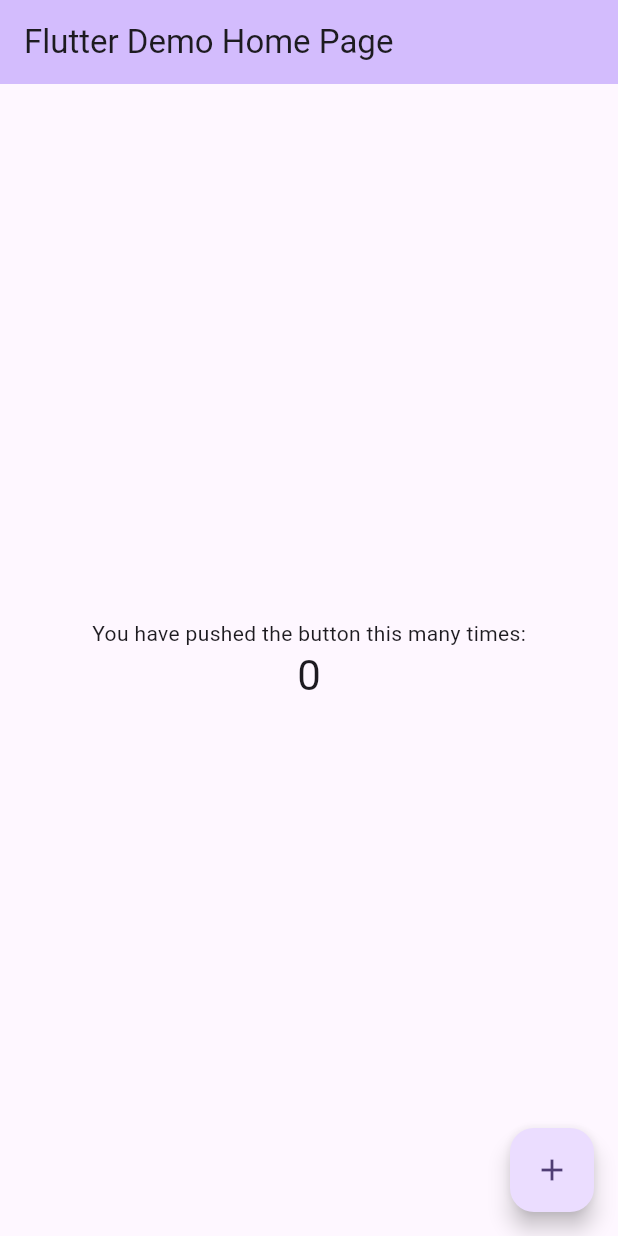
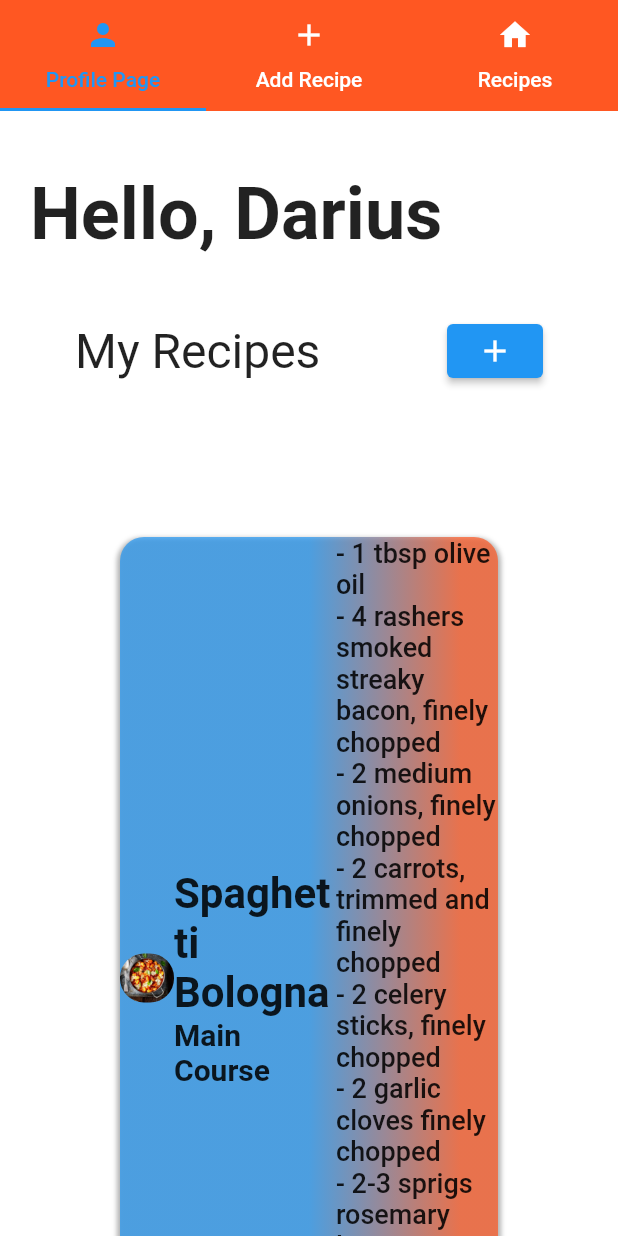
Before and after one commit to JonSnowv2/ChefFriend, a Flutter app: the screen it shows after launch, on a phone screen of 412 x 824 dp. Run offline on Flutter 3.47's test engine with Material 2 defaults, Android fonts, the phone set to English and light mode, and no system bars.

Commit message:
first commits

```diff
--- /dev/null
+++ b/lib/Classes/recipe.dart
@@ -0,0 +1,61 @@
+
+class Recipe {
+  String _title = '';
+  String _description = '';
+  String _instructions = '';
+  List<String> _ingredients = [];
+  String _category = '';
+  String _image = '';
+
+  Recipe({
+    required title,
+    required description,
+    required instructions,
+    required ingredients,
+    required category,
+    required image
+  }):
+      _title = title,
+      _description = description,
+      _instructions = instructions,
+      _ingredients = ingredients,
+      _category = category,
+      _image = image;
+
+
+  String get image => _image;
+
+  set image(String value) {
+    _image = value;
+  }
+
+  String get category => _category;
+
+  set category(String value) {
+    _category = value;
+  }
+
+  List<String> get ingredients => _ingredients;
+
+  set ingredients(List<String> value) {
+    _ingredients = value;
+  }
+
+  String get instructions => _instructions;
+
+  set instructions(String value) {
+    _instructions = value;
+  }
+
+  String get description => _description;
+
+  set description(String value) {
+    _description = value;
+  }
+
+  String get title => _title;
+
+  set title(String value) {
+    _title = value;
+  }
+}
--- /dev/null
+++ b/lib/Classes/user.dart
@@ -0,0 +1,32 @@
+class User{
+  String _username = '';
+  String _password = '';
+  List<int> _recpies = [];
+
+  User({
+    required username,
+    required password,
+    required recipies,
+  }):
+      _username = username,
+      _password = password,
+      _recpies = recipies;
+
+  List<int> get recpies => _recpies;
+
+  set recpies(List<int> value) {
+    _recpies = value;
+  }
+
+  String get password => _password;
+
+  set password(String value) {
+    _password = value;
+  }
+
+  String get username => _username;
+
+  set username(String value) {
+    _username = value;
+  }
+}
--- /dev/null
+++ b/lib/Styles/Shadows.dart
@@ -0,0 +1,9 @@
+import 'package:flutter/cupertino.dart';
+import 'package:flutter/material.dart';
+
+BoxShadow dariusShadow = BoxShadow(
+  color: Colors.black.withOpacity(0.3),
+  blurRadius: 2,
+  spreadRadius: 2,
+  offset: Offset(0, 3),
+);
--- /dev/null
+++ b/lib/Widgets/container_recipe.dart
@@ -0,0 +1,59 @@
+import 'package:flutter/cupertino.dart';
+import 'package:flutter/material.dart';
+import '../Styles/Shadows.dart';
+import '../Classes/recipe.dart';
+
+class ContainerRecipe extends StatelessWidget {
+  final Recipe recipe;
+
+  const ContainerRecipe({super.key, required this.recipe});
+
+  @override
+  Widget build(BuildContext context) {
+    return Padding(
+      padding: EdgeInsets.symmetric(horizontal: 80, vertical: 50),
+      child: Container(
+        decoration: BoxDecoration(
+          borderRadius: BorderRadius.circular(16),
+          color: Colors.blue,
+          gradient: LinearGradient(colors: [Colors.blue.withOpacity(0.7), Colors.deepOrange.withOpacity(0.7)], stops: [0.5, 0.9]),
+          boxShadow: [
+            dariusShadow
+          ]
+        ),
+        child: Row(
+          children: [
+            Expanded(
+              flex: 1,
+              child: ClipRRect(
+                borderRadius: BorderRadius.circular(16),
+                child: Container(
+                    child: Image(image: AssetImage('assets/food.jpg'))
+                ),
+              ),
+            ),
+            Expanded(
+              flex: 3,
+              child: Column(
+                children: [
+                  Text(recipe.title, style: TextStyle(fontWeight: FontWeight.bold, fontSize: 28)),
+                  Text(recipe.category, style: TextStyle(fontWeight: FontWeight.bold, fontSize: 20)),
+                  // Display ingredients as a column
+                ],
+              ),
+            ),
+            Expanded(
+              flex: 3,
+              child: Column(
+                crossAxisAlignment: CrossAxisAlignment.start,
+                children: recipe.ingredients
+                    .map((ingredient) => Text('- $ingredient', style: TextStyle(fontSize: 18, fontWeight: FontWeight.w500),))
+                    .toList(),
+              ),
+            ),
+          ],
+        ),
+      ),
+    );
+  }
+}
--- /dev/null
+++ b/lib/homepage.dart
@@ -0,0 +1,75 @@
+import 'package:flutter/cupertino.dart';
+import 'package:flutter/material.dart';
+import 'Classes/recipe.dart';
+import 'Classes/user.dart';
+import 'profile_page.dart';
+
+class HomePage extends StatelessWidget {
+  const HomePage({super.key});
+
+  @override
+  Widget build(BuildContext context) {
+    User user = User(username: "Darius", password: "Cascador22", recipies: [1, 2]);
+    List<Recipe> recipes = [
+      Recipe(
+        title: "Spaghetti Bologna",
+        description: "This is my new recipe I am very proud",
+        ingredients: ["1 tbsp olive oil", "4 rashers smoked streaky bacon, finely chopped", "2 medium onions, finely chopped", "2 carrots, trimmed and finely chopped", "2 celery sticks, finely chopped", "2 garlic cloves finely chopped", "2-3 sprigs rosemary leaves picked and finely chopped", "500g beef mince"],
+        category: "Main Course",
+        image: "image",
+        instructions: "These are the instructions"
+      ),
+      Recipe(
+          title: "Spaghetti Bologna",
+          description: "This is my new recipe I am very proud",
+          ingredients: ["1 tbsp olive oil", "4 rashers smoked streaky bacon, finely chopped", "2 medium onions, finely chopped", "2 carrots, trimmed and finely chopped", "2 celery sticks, finely chopped", "2 garlic cloves finely chopped", "2-3 sprigs rosemary leaves picked and finely chopped", "500g beef mince"],
+          category: "Main Course",
+          image: "image",
+          instructions: "These are the instructions"
+      )
+    ];
+
+    return DefaultTabController(
+      length: 3,
+      child: Scaffold(
+        appBar: null,
+        body: Column(
+          children: [
+            Container(
+              color: Colors.deepOrange,
+              child: TabBar(
+                labelColor: Colors.blue,
+                unselectedLabelColor: Colors.white,
+                indicatorColor: Colors.blue,
+                tabs: [
+                Tab(icon: Icon(Icons.person), text: "Profile Page",),
+                Tab(icon: Icon(Icons.add), text: "Add Recipe"),
+                Tab(icon: Icon(Icons.home), text: "Recipes"),
+              ],
+              ),
+            ),
+            Expanded(
+              child: TabBarView(
+                  children: [
+                    Container(
+                        child: ProfilePage(user: user, recipes: recipes)
+                    ),
+                    Container(
+                      child: Center(
+                        child: Text("2ND TAB"),
+                      ),
+                    ),
+                    Container(
+                      child: Center(
+                        child: Text("3ST TAB"),
+                      ),
+                    ),
+                  ]
+              ),
+            )
+          ]
+        ),
+      ),
+    );
+  }
+}
--- a/lib/main.dart
+++ b/lib/main.dart
@@ -1,125 +1,17 @@
 import 'package:flutter/material.dart';
 
+import 'homepage.dart';
+
 void main() {
-  runApp(const MyApp());
+  runApp(MyApp());
 }
 
-class MyApp extends StatelessWidget {
-  const MyApp({super.key});
-
-  // This widget is the root of your application.
+class MyApp extends StatelessWidget{
   @override
-  Widget build(BuildContext context) {
+  Widget build(BuildContext context){
     return MaterialApp(
-      title: 'Flutter Demo',
-      theme: ThemeData(
-        // This is the theme of your application.
-        //
-        // TRY THIS: Try running your application with "flutter run". You'll see
-        // the application has a blue toolbar. Then, without quitting the app,
-        // try changing the seedColor in the colorScheme below to Colors.green
-        // and then invoke "hot reload" (save your changes or press the "hot
-        // reload" button in a Flutter-supported IDE, or press "r" if you used
-        // the command line to start the app).
-        //
-        // Notice that the counter didn't reset back to zero; the application
-        // state is not lost during the reload. To reset the state, use hot
-        // restart instead.
-        //
-        // This works for code too, not just values: Most code changes can be
-        // tested with just a hot reload.
-        colorScheme: ColorScheme.fromSeed(seedColor: Colors.deepPurple),
-        useMaterial3: true,
-      ),
-      home: const MyHomePage(title: 'Flutter Demo Home Page'),
+      debugShowCheckedModeBanner: false,
+      home: HomePage(),
     );
   }
 }
-
-class MyHomePage extends StatefulWidget {
-  const MyHomePage({super.key, required this.title});
-
-  // This widget is the home page of your application. It is stateful, meaning
-  // that it has a State object (defined below) that contains fields that affect
-  // how it looks.
-
-  // This class is the configuration for the state. It holds the values (in this
-  // case the title) provided by the parent (in this case the App widget) and
-  // used by the build method of the State. Fields in a Widget subclass are
-  // always marked "final".
-
-  final String title;
-
-  @override
-  State<MyHomePage> createState() => _MyHomePageState();
-}
-
-class _MyHomePageState extends State<MyHomePage> {
-  int _counter = 0;
-
-  void _incrementCounter() {
-    setState(() {
-      // This call to setState tells the Flutter framework that something has
-      // changed in this State, which causes it to rerun the build method below
-      // so that the display can reflect the updated values. If we changed
-      // _counter without calling setState(), then the build method would not be
-      // called again, and so nothing would appear to happen.
-      _counter++;
-    });
-  }
-
-  @override
-  Widget build(BuildContext context) {
-    // This method is rerun every time setState is called, for instance as done
-    // by the _incrementCounter method above.
-    //
-    // The Flutter framework has been optimized to make rerunning build methods
-    // fast, so that you can just rebuild anything that needs updating rather
-    // than having to individually change instances of widgets.
-    return Scaffold(
-      appBar: AppBar(
-        // TRY THIS: Try changing the color here to a specific color (to
-        // Colors.amber, perhaps?) and trigger a hot reload to see the AppBar
-        // change color while the other colors stay the same.
-        backgroundColor: Theme.of(context).colorScheme.inversePrimary,
-        // Here we take the value from the MyHomePage object that was created by
-        // the App.build method, and use it to set our appbar title.
-        title: Text(widget.title),
-      ),
-      body: Center(
-        // Center is a layout widget. It takes a single child and positions it
-        // in the middle of the parent.
-        child: Column(
-          // Column is also a layout widget. It takes a list of children and
-          // arranges them vertically. By default, it sizes itself to fit its
-          // children horizontally, and tries to be as tall as its parent.
-          //
-          // Column has various properties to control how it sizes itself and
-          // how it positions its children. Here we use mainAxisAlignment to
-          // center the children vertically; the main axis here is the vertical
-          // axis because Columns are vertical (the cross axis would be
-          // horizontal).
-          //
-          // TRY THIS: Invoke "debug painting" (choose the "Toggle Debug Paint"
-          // action in the IDE, or press "p" in the console), to see the
-          // wireframe for each widget.
-          mainAxisAlignment: MainAxisAlignment.center,
-          children: <Widget>[
-            const Text(
-              'You have pushed the button this many times:',
-            ),
-            Text(
-              '$_counter',
-              style: Theme.of(context).textTheme.headlineMedium,
-            ),
-          ],
-        ),
-      ),
-      floatingActionButton: FloatingActionButton(
-        onPressed: _incrementCounter,
-        tooltip: 'Increment',
-        child: const Icon(Icons.add),
-      ), // This trailing comma makes auto-formatting nicer for build methods.
-    );
-  }
-}
--- /dev/null
+++ b/lib/profile_page.dart
@@ -0,0 +1,58 @@
+import 'package:flutter/cupertino.dart';
+import 'package:flutter/material.dart';
+import 'package:my_app/Widgets/container_recipe.dart';
+import 'Styles/Shadows.dart';
+import 'Classes/recipe.dart';
+import 'Classes/user.dart';
+
+class ProfilePage extends StatelessWidget {
+  final User user;
+  final List<Recipe> recipes;
+
+  const ProfilePage({super.key, required this.user, required this.recipes});
+
+  void _printRecipes(){
+    for (var i = 0; i < recipes.length; i++){
+      print(recipes[i].title);
+    }
+  }
+
+  @override
+  Widget build(BuildContext context) {
+    return Scaffold(
+      body: Container(
+        color: Colors.white,
+        child: Column(
+          mainAxisAlignment: MainAxisAlignment.start,
+          crossAxisAlignment: CrossAxisAlignment.start,
+          children: [
+            Padding(
+              padding: EdgeInsets.symmetric(vertical: 40, horizontal: 20),
+              child: Text("Hello, ${user.username}", style: TextStyle(fontWeight: FontWeight.bold, fontSize: 48),),
+            ),
+            Padding(
+              padding: EdgeInsets.fromLTRB(50, 0, 50, 50),
+              child: Row(
+                mainAxisAlignment: MainAxisAlignment.spaceBetween,
+                children: [
+                  Text("My Recipes", style: TextStyle(fontSize: 32),),
+                  ElevatedButton(
+                    onPressed: (){},
+                    child: Icon(Icons.add),
+                  )
+                ],
+              ),
+            ),
+            Expanded(
+              child: ListView.builder(
+                itemCount: recipes.length,
+                  itemBuilder: (context, index) =>
+                      ContainerRecipe(recipe: recipes[index])
+              ),
+            )
+          ]
+        ),
+      ),
+    );
+  }
+}
--- a/pubspec.yaml
+++ b/pubspec.yaml
@@ -59,9 +59,8 @@ flutter:
   uses-material-design: true
 
   # To add assets to your application, add an assets section, like this:
-  # assets:
-  #   - images/a_dot_burr.jpeg
-  #   - images/a_dot_ham.jpeg
+  assets:
+    - assets/
 
   # An image asset can refer to one or more resolution-specific "variants", see
   # https://flutter.dev/assets-and-images/#resolution-aware
```
Also changed, not shown: assets/food.jpg (added), 2 other files.
